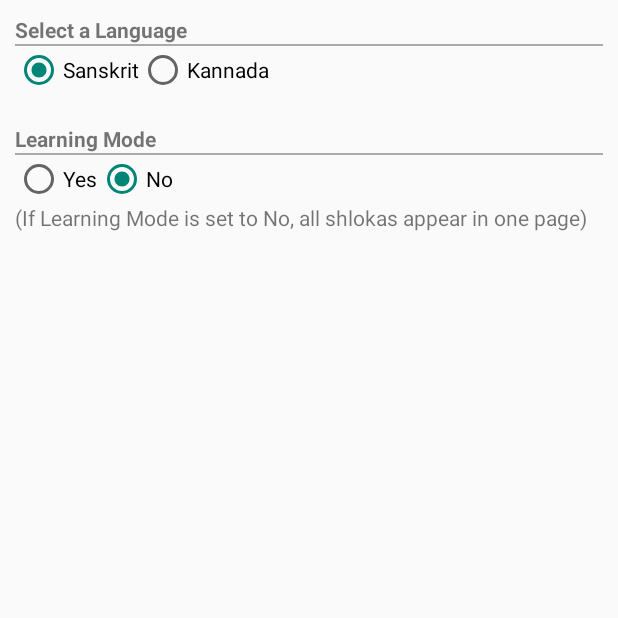
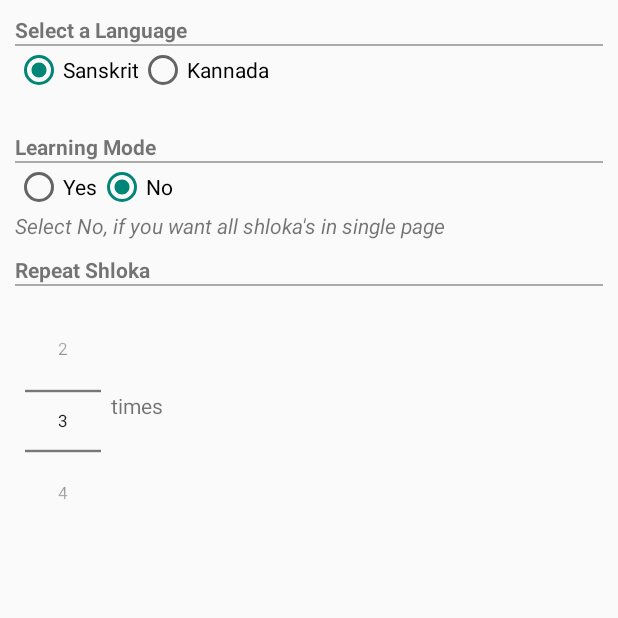
Before and after one commit to varuntayur/SriHariVayuSthuthi, an Android app: the SettingsActivity screen opened directly, with no data from a screen before it, on a phone screen of 412 x 824 dp, the top half of it. Run offline under Robolectric (Android 15) with nearby library versions, the light colour scheme and no system bars.

Commit message:
1. upgrade to android studio 2.1.2 2. add support for "repeat shlokas" 3. add missing kannada font

```diff
--- a/app/src/main/java/com/vtayur/sriharivayusthuthi/data/DataProvider.java
+++ b/app/src/main/java/com/vtayur/sriharivayusthuthi/data/DataProvider.java
@@ -28,6 +28,8 @@ public class DataProvider {
     public static final String PREFS_NAME = "SriHariVayuStuthi";
     public static final String SHLOKA_DISP_LANGUAGE = "localLanguage";
     public static final String LEARNING_MODE = "learningMode";
+    public static final String REPEAT_SHLOKA = "repeatShlokaCount" ;
+    public static final String REPEAT_SHLOKA_DEFAULT = "3";
 
     private static Map<String, SriHariVayuSthuthi> lang2vayuSthuthi = new ConcurrentHashMap<String, SriHariVayuSthuthi>();
 
--- a/app/src/main/java/com/vtayur/sriharivayusthuthi/settings/SettingsActivity.java
+++ b/app/src/main/java/com/vtayur/sriharivayusthuthi/settings/SettingsActivity.java
@@ -4,6 +4,8 @@ import android.app.Activity;
 import android.content.SharedPreferences;
 import android.os.Bundle;
 import android.util.Log;
+import android.view.View;
+import android.widget.NumberPicker;
 import android.widget.RadioButton;
 import android.widget.RadioGroup;
 
@@ -26,6 +28,23 @@ public class SettingsActivity extends Activity {
         setContentView(R.layout.activity_settings);
 
         Log.d(TAG, "activity_settings activity being launched");
+
+        NumberPicker repeatShlokasCnt = (NumberPicker) findViewById(R.id.repeatShlokasCount);
+        repeatShlokasCnt.setMinValue(1);
+        repeatShlokasCnt.setMaxValue(10);
+
+        repeatShlokasCnt.setOnValueChangedListener(new NumberPicker.OnValueChangeListener() {
+            @Override
+            public void onValueChange(NumberPicker picker, int oldVal, int newVal) {
+                SharedPreferences settings = getSharedPreferences(DataProvider.PREFS_NAME, 0);
+                SharedPreferences.Editor editor = settings.edit();
+                editor.putString(DataProvider.REPEAT_SHLOKA, Integer.toString(newVal));
+
+                editor.commit();
+
+                Log.d(TAG, "setOnValueChangedListener - Repeat shloka settings saved - " + getSharedPreferences(DataProvider.PREFS_NAME, 0).getString(DataProvider.REPEAT_SHLOKA, "3"));
+            }
+        });
 
         final RadioGroup radioGrpLangSelector = (RadioGroup) findViewById(R.id.language_selector);
 
@@ -68,6 +87,7 @@ public class SettingsActivity extends Activity {
         super.onStart();
 
         SharedPreferences settings = getSharedPreferences(DataProvider.PREFS_NAME, 0);
+        String savedRepeatShlokaCnt = settings.getString(DataProvider.REPEAT_SHLOKA, "");
         String savedLocalLang = settings.getString(DataProvider.SHLOKA_DISP_LANGUAGE, "");
         String learningMode = settings.getString(DataProvider.LEARNING_MODE, "");
         if (savedLocalLang.isEmpty()) {
@@ -76,6 +96,7 @@ public class SettingsActivity extends Activity {
         if (learningMode.isEmpty()) {
             Log.d(TAG, "Learning mode activity_settings are not set - will set to Yes and continue");
         }
+
         RadioButton rbSanskrit = (RadioButton) findViewById(R.id.language_sanskrit);
         RadioButton rbKannada = (RadioButton) findViewById(R.id.language_kannada);
         if (Language.getLanguageEnum(savedLocalLang).equals(Language.san)) {
@@ -92,7 +113,19 @@ public class SettingsActivity extends Activity {
             rbLearnModeNo.setChecked(true);
         }
 
+        if(savedRepeatShlokaCnt.isEmpty()){
+            Log.d(TAG, "Repeat Shloka activity_settings are not set - will set to 3");
+            NumberPicker repeatShlokasCnt = (NumberPicker) findViewById(R.id.repeatShlokasCount);
+            repeatShlokasCnt.setValue(Integer.valueOf(DataProvider.REPEAT_SHLOKA_DEFAULT));
+        }
+        else{
+            Log.d(TAG, "Repeat Shloka activity_settings are set - will set to " + savedRepeatShlokaCnt);
+            NumberPicker repeatShlokasCnt = (NumberPicker) findViewById(R.id.repeatShlokasCount);
+            repeatShlokasCnt.setValue(Integer.valueOf(savedRepeatShlokaCnt));
+        }
+
         Log.d(TAG, "Settings are restored for Language - " + getSharedPreferences(DataProvider.PREFS_NAME, 0).getString(DataProvider.SHLOKA_DISP_LANGUAGE, ""));
         Log.d(TAG, "Settings are restored for Learning mode - " + getSharedPreferences(DataProvider.PREFS_NAME, 0).getString(DataProvider.LEARNING_MODE, ""));
+        Log.d(TAG, "Settings are restored for Repeat Shloka settings - " + getSharedPreferences(DataProvider.PREFS_NAME, 0).getString(DataProvider.REPEAT_SHLOKA, ""));
     }
 }
--- a/app/src/main/res/layout/activity_settings.xml
+++ b/app/src/main/res/layout/activity_settings.xml
@@ -1,16 +1,16 @@
 <?xml version="1.0" encoding="utf-8"?>
 
 <LinearLayout xmlns:android="http://schemas.android.com/apk/res/android"
-              android:id="@+id/dialog_settings"
-              android:orientation="vertical"
-              android:layout_width="match_parent"
-              android:layout_height="match_parent"
-              android:background="@android:color/transparent">
+    android:id="@+id/dialog_settings"
+    android:layout_width="match_parent"
+    android:layout_height="match_parent"
+    android:background="@android:color/transparent"
+    android:orientation="vertical">
 
     <LinearLayout
-        android:orientation="vertical"
         android:layout_width="match_parent"
         android:layout_height="wrap_content"
+        android:orientation="vertical"
         android:padding="10dp">
 
         <TextView
@@ -18,37 +18,42 @@
             android:layout_width="wrap_content"
             android:layout_height="wrap_content"
             android:text="Select a Language"
-            android:textStyle="bold"/>
+            android:textStyle="bold" />
 
         <View
             android:layout_width="fill_parent"
             android:layout_height="1dp"
-            android:background="@android:color/darker_gray"/>
+            android:background="@android:color/darker_gray" />
 
         <RadioGroup
-            android:orientation="horizontal"
+            android:id="@+id/language_selector"
             android:layout_width="fill_parent"
             android:layout_height="fill_parent"
-            android:id="@+id/language_selector">
+            android:orientation="horizontal">
 
             <RadioButton
                 android:id="@+id/language_sanskrit"
                 android:layout_width="wrap_content"
                 android:layout_height="wrap_content"
-                android:text="Sanskrit"/>
+                android:text="Sanskrit" />
 
             <RadioButton
                 android:id="@+id/language_kannada"
                 android:layout_width="wrap_content"
                 android:layout_height="wrap_content"
-                android:text="Kannada"/>
+                android:text="Kannada" />
         </RadioGroup>
     </LinearLayout>
 
+    <!--<View-->
+        <!--android:layout_width="fill_parent"-->
+        <!--android:layout_height="1dp"-->
+        <!--android:background="@android:color/darker_gray" />-->
+
     <LinearLayout
-        android:orientation="vertical"
         android:layout_width="match_parent"
         android:layout_height="wrap_content"
+        android:orientation="vertical"
         android:padding="10dp">
 
         <TextView
@@ -56,38 +61,80 @@
             android:layout_width="wrap_content"
             android:layout_height="wrap_content"
             android:text="Learning Mode"
-            android:textStyle="bold"/>
+            android:textStyle="bold"
+            android:paddingTop="5dp"/>
 
         <View
             android:layout_width="fill_parent"
             android:layout_height="1dp"
-            android:background="@android:color/darker_gray"/>
+            android:background="@android:color/darker_gray" />
+
 
         <RadioGroup
+            android:id="@+id/learning_mode_selector"
+            android:layout_width="fill_parent"
+            android:layout_height="fill_parent"
             android:orientation="horizontal"
-            android:layout_width="fill_parent"
-            android:layout_height="fill_parent" android:id="@+id/learning_mode_selector">
+            android:visibility="visible">
 
             <RadioButton
                 android:id="@+id/learn_mode_yes"
                 android:layout_width="wrap_content"
                 android:layout_height="wrap_content"
                 android:checked="true"
-                android:text="Yes"/>
+                android:text="Yes" />
 
             <RadioButton
                 android:id="@+id/learn_mode_no"
                 android:layout_width="wrap_content"
                 android:layout_height="wrap_content"
-                android:text="No"/>
+                android:text="No" />
         </RadioGroup>
 
         <TextView
             android:id="@+id/hint"
             android:layout_width="wrap_content"
             android:layout_height="wrap_content"
-            android:text="(If Learning Mode is set to No, all shlokas appear in one page)"
-            android:textStyle=""/>
+            android:text="Select No, if you want all shloka's in single page"
+            android:textStyle="italic" />
+
+        <TextView
+            android:id="@+id/repeatShlokaLabel"
+            android:layout_width="wrap_content"
+            android:layout_height="wrap_content"
+            android:text="Repeat Shloka"
+            android:textStyle="bold"
+            android:paddingTop="10dp"
+            />
+
+        <View
+            android:layout_width="fill_parent"
+            android:layout_height="1dp"
+            android:background="@android:color/darker_gray" />
+
+        <LinearLayout
+            android:layout_width="match_parent"
+            android:layout_height="wrap_content"
+            android:orientation="horizontal">
+
+                <NumberPicker
+                    android:id="@+id/repeatShlokasCount"
+                    android:layout_width="wrap_content"
+                    android:layout_height="wrap_content"
+                    android:visibility="visible"
+                    android:scaleX="0.8"
+                    android:scaleY="0.8"
+                    />
+
+             <TextView
+                android:id="@+id/repeatShlokaTimesLabel"
+                android:layout_width="wrap_content"
+                android:layout_height="wrap_content"
+                android:text="times"
+                android:paddingTop="70dp"/>
+
+        </LinearLayout>
+
     </LinearLayout>
 
 </LinearLayout>
--- a/app/src/main/res/values/strings.xml
+++ b/app/src/main/res/values/strings.xml
@@ -12,6 +12,6 @@
     <string name="app_help">Swipe to the left/right to browse through all the shlokas.
     </string>
     <string name="app_credits">All images/media are copyrights of the respective owners wherever applicable. Thanks to https://archive.org/details/SriHariVaayuStutiMp3 for the audio.</string>
-    <string name="app_author">&#169; Varun M Tayur, 2014</string>
+    <string name="app_author">&#169; Varun M Tayur, 2016</string>
     <string name="app_credits_title">Credits</string>
 </resources>
--- a/build.gradle
+++ b/build.gradle
@@ -5,7 +5,7 @@ buildscript {
         mavenCentral()
     }
     dependencies {
-        classpath 'com.android.tools.build:gradle:0.12.+'
+        classpath 'com.android.tools.build:gradle:2.1.2'
 
         // NOTE: Do not place your application dependencies here; they belong
         // in the individual module build.gradle files
```
Also changed, not shown: app/build.gradle (+4 -4 lines), app/src/main/java/com/vtayur/sriharivayusthuthi/common/ShlokaMediaPlayer.java (+45 -0 lines), app/src/main/java/com/vtayur/sriharivayusthuthi/detail/ShlokaPageFragment.java (+8 -1 lines), app/src/main/java/com/vtayur/sriharivayusthuthi/detail/StotraInOnePageActivity.java (+35 -5 lines), app/src/main/res/layout/test.xml (added, +11 -0 lines), gradle/wrapper/gradle-wrapper.properties, 2 other files.
